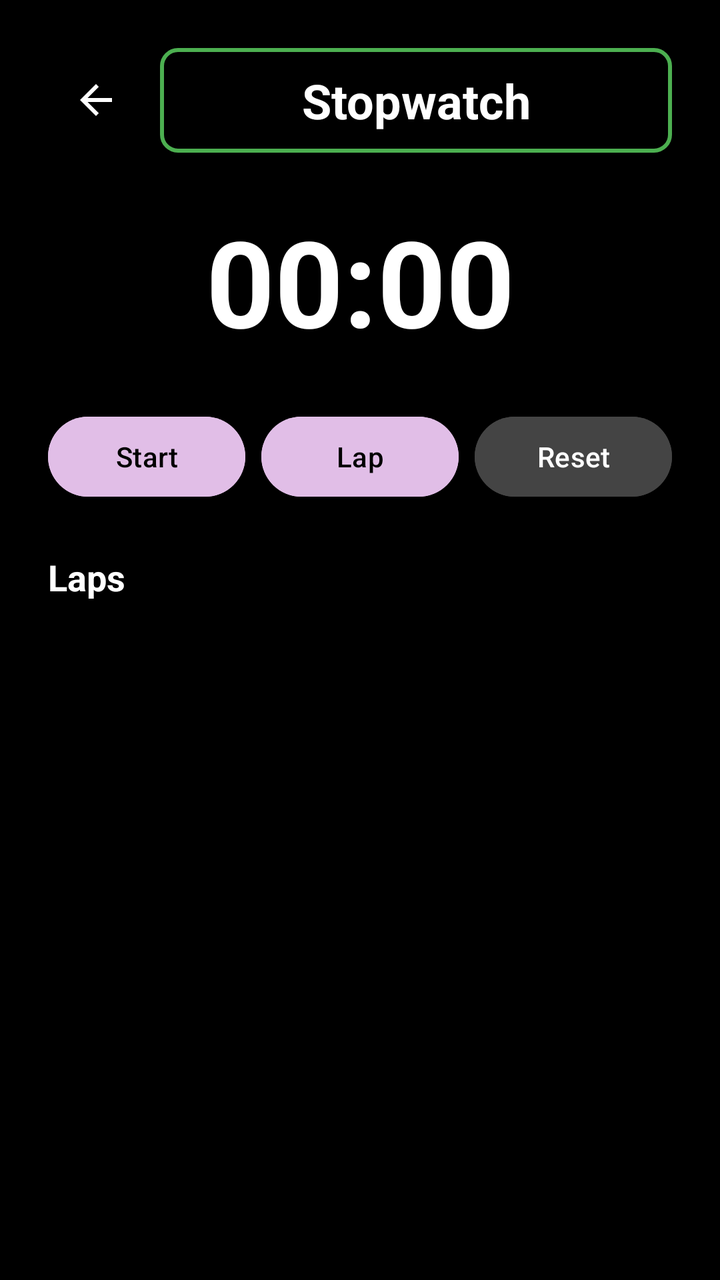
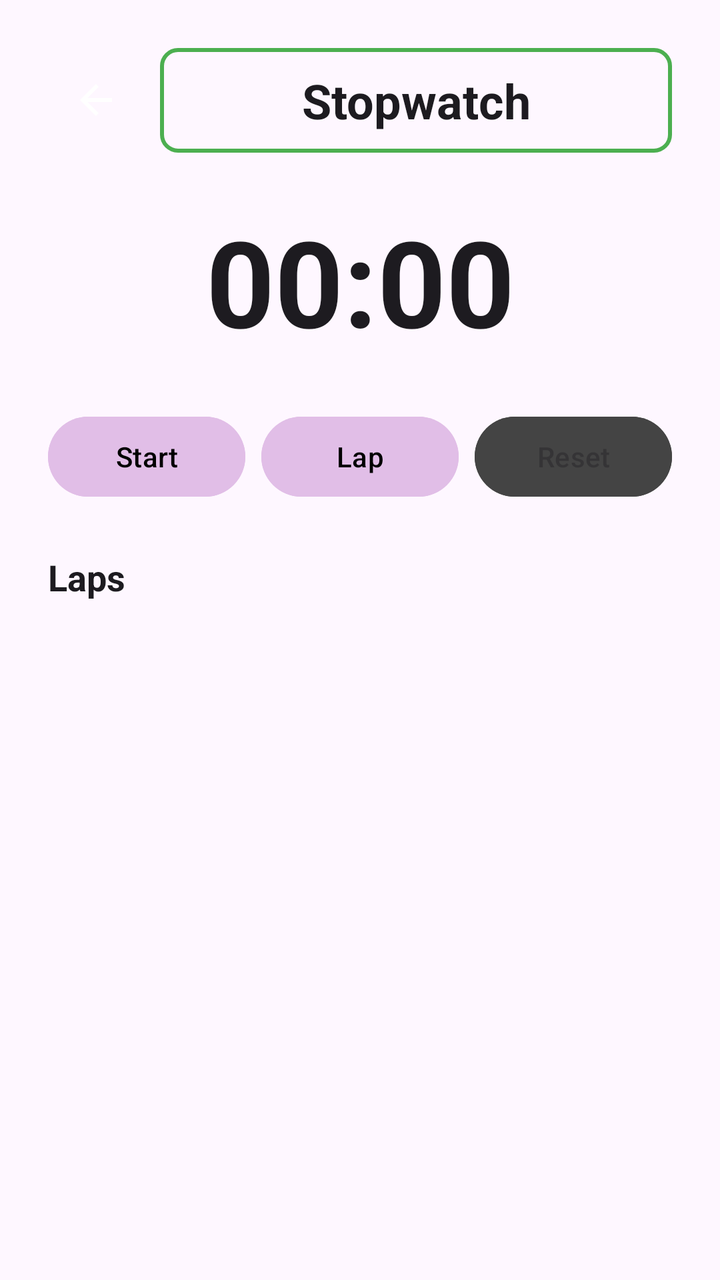

Two renders of the same Android screen: before a commit and after it. Below are the layout's source before the change and the commit's diff.
<!-- AndroidManifest.xml: application theme Theme.VITeacherToolkit -->
<!-- res/layout/activity_stopwatch.xml -->
<?xml version="1.0" encoding="utf-8"?>
<LinearLayout xmlns:android="http://schemas.android.com/apk/res/android"
    android:layout_width="match_parent"
    android:layout_height="match_parent"
    android:orientation="vertical"
    android:background="#000000"
    android:padding="24dp">

    
    <LinearLayout
        android:layout_width="match_parent"
        android:layout_height="wrap_content"
        android:orientation="horizontal"
        android:gravity="center_vertical"
        android:layout_marginBottom="24dp">

        <ImageButton
            android:id="@+id/btnBack"
            android:layout_width="48dp"
            android:layout_height="48dp"
            android:src="?android:attr/actionModeCloseDrawable"
            android:background="?android:attr/selectableItemBackground"
            android:tint="#FFFFFF"
            android:importantForAccessibility="yes" />

        <TextView
            android:id="@+id/tvTitle"
            android:layout_width="0dp"
            android:layout_height="wrap_content"
            android:layout_weight="1"
            android:text="Stopwatch"
            android:textColor="#FFFFFF"
            android:textSize="24sp"
            android:textStyle="bold"
            android:gravity="center"
            android:background="@drawable/border_green"
            android:layout_marginStart="8dp"
            android:accessibilityHeading="true"
            android:importantForAccessibility="yes" />

    </LinearLayout>

    
    <TextView
        android:id="@+id/tvStopwatchDisplay"
        android:layout_width="match_parent"
        android:layout_height="wrap_content"
        android:text="00:00"
        android:textColor="#FFFFFF"
        android:textSize="60sp"
        android:textStyle="bold"
        android:gravity="center"
        android:layout_marginBottom="24dp"
        android:importantForAccessibility="yes" />

    
    <LinearLayout
        android:layout_width="match_parent"
        android:layout_height="wrap_content"
        android:orientation="horizontal"
        android:gravity="center"
        android:layout_marginBottom="24dp">

        <Button
            android:id="@+id/btnStartStop"
            android:layout_width="0dp"
            android:layout_height="wrap_content"
            android:layout_weight="1"
            android:minHeight="48dp"
            android:text="Start"
            android:textColor="#000000"
            android:backgroundTint="@color/lavender"
            android:layout_marginEnd="8dp" />

        <Button
            android:id="@+id/btnLap"
            android:layout_width="0dp"
            android:layout_height="wrap_content"
            android:layout_weight="1"
            android:minHeight="48dp"
            android:text="Lap"
            android:textColor="#000000"
            android:backgroundTint="@color/lavender"
            android:layout_marginEnd="8dp"
            android:enabled="false" />

        <Button
            android:id="@+id/btnReset"
            android:layout_width="0dp"
            android:layout_height="wrap_content"
            android:layout_weight="1"
            android:minHeight="48dp"
            android:text="Reset"
            android:textColor="#FFFFFF"
            android:backgroundTint="#FF444444"
            android:enabled="false" />

    </LinearLayout>

    
    <TextView
        android:layout_width="match_parent"
        android:layout_height="wrap_content"
        android:text="Laps"
        android:textColor="#FFFFFF"
        android:textSize="18sp"
        android:textStyle="bold"
        android:layout_marginBottom="8dp" />

    <ScrollView
        android:layout_width="match_parent"
        android:layout_height="0dp"
        android:layout_weight="1">

        <LinearLayout
            android:id="@+id/layoutLapsList"
            android:layout_width="match_parent"
            android:layout_height="wrap_content"
            android:orientation="vertical" />

    </ScrollView>

</LinearLayout>
<!-- resources referenced by this layout -->
<resources>
  <color name="lavender">#FFE1BEE7</color>
  <!-- drawable border_green (drawable) -->
  <?xml version="1.0" encoding="utf-8"?>
  <shape xmlns:android="http://schemas.android.com/apk/res/android"
      android:shape="rectangle">
      <stroke
          android:width="2dp"
          android:color="#FF4CAF50" /> 
      <padding
          android:left="16dp"
          android:top="10dp"
          android:right="16dp"
          android:bottom="10dp" />
      <corners
          android:radius="8dp" />
  </shape>
  <style name="Theme.VITeacherToolkit" parent="Base.Theme.VITeacherToolkit" />
  <style name="Base.Theme.VITeacherToolkit" parent="Theme.Material3.DayNight.NoActionBar">
          
          <item name="colorPrimary">@color/lavender</item>
          <item name="colorOnPrimary">@color/black</item>
  
          
          <item name="android:spinnerStyle">@style/CustomSpinnerStyle</item>
          <item name="android:spinnerItemStyle">@style/CustomSpinnerItemStyle</item>
          <item name="android:spinnerDropDownItemStyle">@style/CustomSpinnerDropDownItemStyle</item>
          <item name="spinnerDropDownItemStyle">@style/CustomSpinnerDropDownItemStyle</item>
      </style>
  <color name="black">#FF000000</color>
  <style name="CustomSpinnerStyle" parent="Widget.AppCompat.Spinner">
          <item name="android:popupBackground">@color/grey_dark</item>
      </style>
  <style name="CustomSpinnerItemStyle" parent="Widget.AppCompat.TextView.SpinnerItem">
          <item name="android:textColor">@color/white</item>
          <item name="android:textSize">16sp</item>
      </style>
  <style name="CustomSpinnerDropDownItemStyle" parent="Widget.AppCompat.DropDownItem.Spinner">
          <item name="android:textColor">@color/white</item>
          <item name="android:background">@color/grey_dark</item>
          <item name="android:checkMarkTint">@color/lavender</item>
          <item name="android:textSize">16sp</item>
          <item name="android:padding">12dp</item>
      </style>
  <color name="grey_dark">#FF333333</color>
  <color name="white">#FFFFFFFF</color>
</resources>

<!-- the commit's change to res/layout/activity_stopwatch.xml (unified diff, before → after) -->
@@ -3,7 +3,7 @@
     android:layout_width="match_parent"
     android:layout_height="match_parent"
     android:orientation="vertical"
-    android:background="#000000"
+    android:background="?android:attr/windowBackground"
     android:padding="24dp">
 
     
@@ -29,7 +29,7 @@
             android:layout_height="wrap_content"
             android:layout_weight="1"
             android:text="Stopwatch"
-            android:textColor="#FFFFFF"
+            android:textColor="?android:attr/textColorPrimary"
             android:textSize="24sp"
             android:textStyle="bold"
             android:gravity="center"
@@ -46,7 +46,7 @@
         android:layout_width="match_parent"
         android:layout_height="wrap_content"
         android:text="00:00"
-        android:textColor="#FFFFFF"
+        android:textColor="?android:attr/textColorPrimary"
         android:textSize="60sp"
         android:textStyle="bold"
         android:gravity="center"
@@ -91,7 +91,7 @@
             android:layout_weight="1"
             android:minHeight="48dp"
             android:text="Reset"
-            android:textColor="#FFFFFF"
+            android:textColor="?android:attr/textColorPrimary"
             android:backgroundTint="#FF444444"
             android:enabled="false" />
 
@@ -102,7 +102,7 @@
         android:layout_width="match_parent"
         android:layout_height="wrap_content"
         android:text="Laps"
-        android:textColor="#FFFFFF"
+        android:textColor="?android:attr/textColorPrimary"
         android:textSize="18sp"
         android:textStyle="bold"
         android:layout_marginBottom="8dp" />
<!-- resource entries referenced after the edit -->
@@ -30,20 +30,20 @@
       </style>
   <color name="black">#FF000000</color>
   <style name="CustomSpinnerStyle" parent="Widget.AppCompat.Spinner">
-          <item name="android:popupBackground">@color/grey_dark</item>
+          <item name="android:popupBackground">@color/white</item>
       </style>
   <style name="CustomSpinnerItemStyle" parent="Widget.AppCompat.TextView.SpinnerItem">
-          <item name="android:textColor">@color/white</item>
+          <item name="android:textColor">@color/black</item>
           <item name="android:textSize">16sp</item>
       </style>
   <style name="CustomSpinnerDropDownItemStyle" parent="Widget.AppCompat.DropDownItem.Spinner">
-          <item name="android:textColor">@color/white</item>
-          <item name="android:background">@color/grey_dark</item>
-          <item name="android:checkMarkTint">@color/lavender</item>
+          <item name="android:textColor">@color/black</item>
+          <item name="android:background">@color/white</item>
+          <item name="android:checkMarkTint">@color/lavender_dark</item>
           <item name="android:textSize">16sp</item>
           <item name="android:padding">12dp</item>
       </style>
-  <color name="grey_dark">#FF333333</color>
   <color name="white">#FFFFFFFF</color>
+  <color name="lavender_dark">#FFB080FF</color>
 </resources>
 
